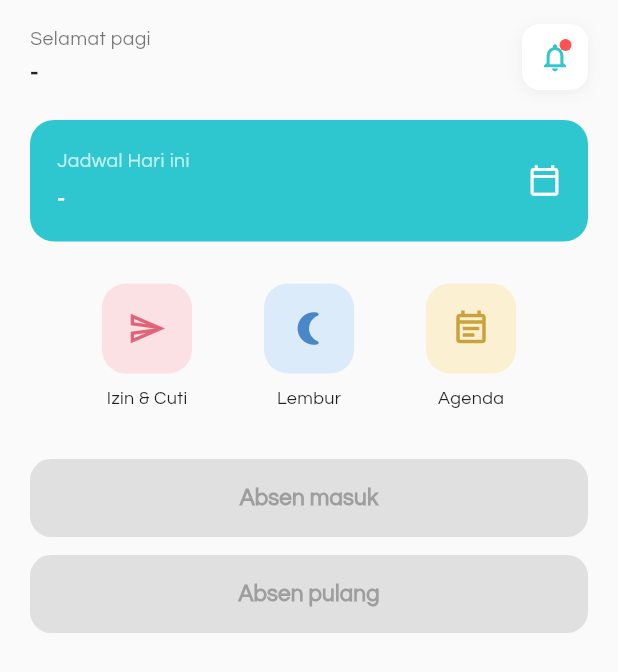
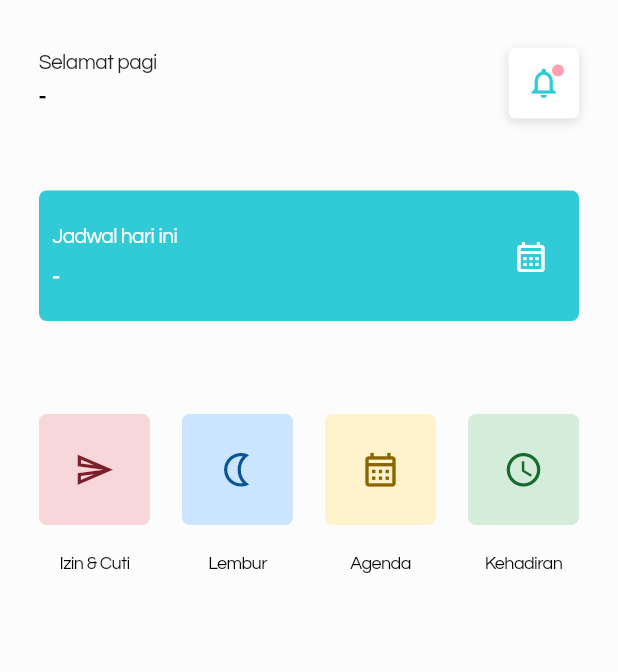
Before and after one commit to gagaspower/new_absenpro_apps, a Flutter app: the HomePage screen opened directly, on a phone screen of 412 x 824 dp. Shown: the top 672 px of the screen. Run offline on Flutter 3.47's test engine with Material 3 defaults, Android fonts, the phone set to English and light mode, and no system bars; our stand-ins replace camera, device_info_plus, dio, file_picker, flutter_image_compress, flutter_svg and 3 more; missing offline and left inert: google_mlkit_face_detection; accounts and stored records are empty.

Commit message:
refactor: move attendance action to dashboard center button

```diff
--- a/lib/pages/home_page.dart
+++ b/lib/pages/home_page.dart
@@ -1,9 +1,8 @@
 import 'dart:async';
+
 import 'package:absenpro/helpers/time_helper.dart';
-import 'package:absenpro/models/attendance/attendance_model.dart';
-import 'package:absenpro/pages/attendance/attendance_page.dart';
+import 'package:absenpro/pages/permohonan_cuti/form_cuti_page.dart';
 import 'package:absenpro/providers/auth/auth_provider.dart';
-import 'package:absenpro/pages/permohonan_cuti/form_cuti_page.dart';
 import 'package:flutter/material.dart';
 import 'package:provider/provider.dart';
 
@@ -15,10 +14,7 @@ class HomePage extends StatefulWidget {
 }
 
 class _HomePageState extends State<HomePage> with WidgetsBindingObserver {
-  static const Color primaryTeal = Color(0xFF2FC7CF);
-  static const Color absenPulangColor = Color(0xFFFF9B9B);
-  static const Color disabledBg = Color(0xFFE0E0E0);
-  static const Color disabledFg = Color(0xFF9E9E9E);
+  static const Color primaryTeal = Color(0xFF30CBD7);
 
   late String _greeting;
   Timer? _clockTimer;
@@ -26,18 +22,17 @@ class _HomePageState extends State<HomePage> with WidgetsBindingObserver {
   @override
   void initState() {
     super.initState();
+    WidgetsBinding.instance.addObserver(this);
+
     _greeting = TimeHelper.greeting();
-
-    // Cek ulang tiap detik — supaya salam dan status aktif/nonaktif tombol
-    // absen ter-update mendekati realtime, tanpa perlu buka-tutup app.
     _clockTimer = Timer.periodic(const Duration(seconds: 1), (_) {
       if (!mounted) return;
-      setState(() => _greeting = TimeHelper.greeting());
+      final greeting = TimeHelper.greeting();
+      if (greeting != _greeting) {
+        setState(() => _greeting = greeting);
+      }
     });
 
-    // Sinkron status absen hari ini ke server begitu Home pertama kali
-    // dibuka — jangan cuma andalkan cache attendance_today dari login
-    // terakhir.
     WidgetsBinding.instance.addPostFrameCallback((_) {
       if (!mounted) return;
       context.read<AuthProvider>().refreshTodayAttendance();
@@ -46,9 +41,6 @@ class _HomePageState extends State<HomePage> with WidgetsBindingObserver {
 
   @override
   void didChangeAppLifecycleState(AppLifecycleState state) {
-    // Sinkron ulang juga saat app kembali dibuka dari background —
-    // menutup kasus di laporan bug: user tidak logout, app dibiarkan
-    // idle sampai hari berganti, lalu dibuka lagi.
     if (state == AppLifecycleState.resumed) {
       context.read<AuthProvider>().refreshTodayAttendance();
     }
@@ -61,48 +53,6 @@ class _HomePageState extends State<HomePage> with WidgetsBindingObserver {
     super.dispose();
   }
 
-  /// Validasi ulang jendela waktu TEPAT SAAT tombol ditekan — jangan cuma
-  /// andalkan status `canCheckIn`/`canCheckOut` dari hasil build terakhir,
-  /// karena bisa saja beda beberapa saat sama kondisi sekarang (misal user
-  /// nge-tap pas jendela waktu baru saja tertutup).
-  Future<void> _handleAbsen({
-    required bool isCheckIn,
-    required String? start,
-    required String? end,
-  }) async {
-    final stillValid = TimeHelper.isWithinRange(start, end);
-
-    if (!stillValid) {
-      ScaffoldMessenger.of(context).showSnackBar(
-        SnackBar(
-          content: Text(
-            isCheckIn
-                ? 'Jendela waktu absen masuk sudah tertutup'
-                : 'Jendela waktu absen pulang sudah tertutup',
-          ),
-        ),
-      );
-      setState(() {}); // paksa rebuild supaya tombol langsung ikut nonaktif
-      return;
-    }
-
-    // Buka halaman selfie untuk verifikasi wajah — panggil API absen
-    // (POST reference/absen/masuk) baru terjadi di dalam AbsenSelfiePage
-    // setelah foto diambil & lolos cek wajah, bukan di sini.
-    final attendance = await Navigator.push<AttendanceModel?>(
-      context,
-      MaterialPageRoute(
-        builder: (_) => AbsenSelfiePage(isCheckIn: isCheckIn),
-      ),
-    );
-
-    // Kalau berhasil, simpan data attendance terbaru dari backend ke local storage
-    // agar status absen di Home langsung ter-update.
-    if (attendance != null && mounted) {
-      await context.read<AuthProvider>().updateAttendanceFromServer(attendance);
-    }
-  }
-
   @override
   Widget build(BuildContext context) {
     final user = context.watch<AuthProvider>().user;
@@ -112,29 +62,16 @@ class _HomePageState extends State<HomePage> with WidgetsBindingObserver {
     final displayName = employee?.fullName ?? user?.name ?? '-';
     final shiftText = shift != null ? '${shift.name} | ${shift.jamKerja}' : '-';
 
-    final attendance = employee?.attendanceToday;
-    final hasCheckedIn = attendance?.hasCheckedIn ?? false;
-    final hasCheckedOut = attendance?.hasCheckedOut ?? false;
-
-    // Window absen masuk & pulang, sesuai jam yang diatur di data shift —
-    // DAN belum dilakukan hari ini (mencegah absen 2x).
-    final withinCheckInWindow = shift != null &&
-        TimeHelper.isWithinRange(shift.checkInStart, shift.checkInEnd);
-    final withinCheckOutWindow = shift != null &&
-        TimeHelper.isWithinRange(shift.checkOutStart, shift.checkOutEnd);
-
-    final canCheckIn = withinCheckInWindow && !hasCheckedIn;
-    // Absen pulang butuh sudah absen masuk duluan hari itu.
-    final canCheckOut = withinCheckOutWindow && hasCheckedIn && !hasCheckedOut;
-
-    return SafeArea(
+    return Scaffold(
+      backgroundColor: const Color(0xFFFCFCFC),
+      body: SafeArea(
         child: SingleChildScrollView(
-        padding: const EdgeInsets.symmetric(horizontal: 20, vertical: 16),
+          padding: const EdgeInsets.fromLTRB(26, 32, 26, 110),
           child: Column(
             crossAxisAlignment: CrossAxisAlignment.start,
             children: [
-            // Header: salam + nama + notifikasi
               Row(
+                crossAxisAlignment: CrossAxisAlignment.start,
                 mainAxisAlignment: MainAxisAlignment.spaceBetween,
                 children: [
                   Column(
@@ -142,16 +79,21 @@ class _HomePageState extends State<HomePage> with WidgetsBindingObserver {
                     children: [
                       Text(
                         _greeting,
-                      style:
-                          const TextStyle(fontSize: 13, color: Colors.black54),
+                        style: const TextStyle(
+                          fontSize: 14,
+                          fontWeight: FontWeight.w400,
+                          color: Colors.black87,
+                          letterSpacing: -0.4,
                         ),
-                    const SizedBox(height: 2),
+                      ),
+                      const SizedBox(height: 3),
                       Text(
                         displayName,
                         style: const TextStyle(
-                        fontSize: 15,
+                          fontSize: 14,
                           fontWeight: FontWeight.w700,
-                        color: Colors.black87,
+                          color: Colors.black,
+                          letterSpacing: -0.4,
                         ),
                       ),
                     ],
@@ -159,126 +101,12 @@ class _HomePageState extends State<HomePage> with WidgetsBindingObserver {
                   _buildNotificationButton(),
                 ],
               ),
-            const SizedBox(height: 20),
-
-            // Kartu jadwal hari ini
+              const SizedBox(height: 48),
               _buildJadwalCard(shiftText),
-            const SizedBox(height: 28),
-
-            // Menu: Izin & Cuti, Lembur, Agenda
-            Row(
-              mainAxisAlignment: MainAxisAlignment.spaceEvenly,
-              children: [
-                _buildMenuItem(
-                    icon: Icons.send_outlined,
-                    label: 'Izin & Cuti',
-                    bgColor: const Color(0xFFFBE0E4),
-                    iconColor: const Color(0xFFE0637A),
-                    onTap: () {
-                      Navigator.push(
-                        context,
-                        MaterialPageRoute(
-                          builder: (context) => const FormCutiPage(),
-                        ),
-                      );
-                    }),
-                _buildMenuItem(
-                  icon: Icons.nightlight_round,
-                  label: 'Lembur',
-                  bgColor: const Color(0xFFDCEBFA),
-                  iconColor: const Color(0xFF4A87C9),
-                ),
-                _buildMenuItem(
-                  icon: Icons.event_note_outlined,
-                  label: 'Agenda',
-                  bgColor: const Color(0xFFFBF0D2),
-                  iconColor: const Color(0xFFC9A23B),
-                ),
+              const SizedBox(height: 62),
+              _buildMenuGrid(),
             ],
           ),
-            const SizedBox(height: 32),
-
-            // Tombol Absen masuk
-            SizedBox(
-              height: 52,
-              width: double.infinity,
-              child: ElevatedButton(
-                onPressed: canCheckIn
-                    ? () => _handleAbsen(
-                          isCheckIn: true,
-                          start: shift.checkInStart,
-                          end: shift.checkInEnd,
-                        )
-                    : null,
-                style: ElevatedButton.styleFrom(
-                  backgroundColor: primaryTeal,
-                  foregroundColor: Colors.white,
-                  disabledBackgroundColor: disabledBg,
-                  disabledForegroundColor: disabledFg,
-                  elevation: 0,
-                  shape: RoundedRectangleBorder(
-                    borderRadius: BorderRadius.circular(14),
-                  ),
-                ),
-                child: const Text(
-                  'Absen masuk',
-                  style: TextStyle(fontSize: 15, fontWeight: FontWeight.w600),
-                ),
-              ),
-            ),
-            if (!canCheckIn && shift?.checkInStart != null)
-              Padding(
-                padding: const EdgeInsets.only(top: 6, left: 4),
-                child: Text(
-                  hasCheckedIn
-                      ? 'Anda sudah absen masuk hari ini'
-                      : 'Absen masuk hanya bisa jam ${shift!.checkInStart} - ${shift.checkInEnd}',
-                  style: const TextStyle(fontSize: 11, color: Colors.black38),
-                ),
-              ),
-            const SizedBox(height: 12),
-
-            // Tombol Absen pulang
-            SizedBox(
-              height: 52,
-              width: double.infinity,
-              child: ElevatedButton(
-                onPressed: canCheckOut
-                    ? () => _handleAbsen(
-                          isCheckIn: false,
-                          start: shift.checkOutStart,
-                          end: shift.checkOutEnd,
-                        )
-                    : null,
-                style: ElevatedButton.styleFrom(
-                  backgroundColor: absenPulangColor,
-                  foregroundColor: Colors.white,
-                  disabledBackgroundColor: disabledBg,
-                  disabledForegroundColor: disabledFg,
-                  elevation: 0,
-                  shape: RoundedRectangleBorder(
-                    borderRadius: BorderRadius.circular(14),
-                  ),
-                ),
-                child: const Text(
-                  'Absen pulang',
-                  style: TextStyle(fontSize: 15, fontWeight: FontWeight.w600),
-                ),
-              ),
-            ),
-            if (!canCheckOut && shift?.checkOutStart != null)
-              Padding(
-                padding: const EdgeInsets.only(top: 6, left: 4),
-                child: Text(
-                  hasCheckedOut
-                      ? 'Anda sudah absen pulang hari ini'
-                      : !hasCheckedIn
-                          ? 'Anda belum absen masuk hari ini'
-                          : 'Absen pulang hanya bisa jam ${shift!.checkOutStart} - ${shift.checkOutEnd}',
-                  style: const TextStyle(fontSize: 11, color: Colors.black38),
-                ),
-              ),
-          ],
         ),
       ),
     );
@@ -286,32 +114,37 @@ class _HomePageState extends State<HomePage> with WidgetsBindingObserver {
 
   Widget _buildNotificationButton() {
     return Container(
-      width: 44,
-      height: 44,
+      width: 47,
+      height: 47,
       decoration: BoxDecoration(
         color: Colors.white,
-        borderRadius: BorderRadius.circular(12),
-        boxShadow: [
+        borderRadius: BorderRadius.circular(5),
+        boxShadow: const [
           BoxShadow(
-            color: Colors.black.withOpacity(0.05),
-            blurRadius: 8,
-            offset: const Offset(0, 2),
+            color: Color(0x22000000),
+            blurRadius: 5,
+            offset: Offset(0, 2),
           ),
         ],
       ),
-      child: const Stack(
+      child: Stack(
         alignment: Alignment.center,
         children: [
-          Icon(Icons.notifications_none, color: primaryTeal, size: 22),
+          const Icon(
+            Icons.notifications_none_outlined,
+            color: primaryTeal,
+            size: 24,
+          ),
           Positioned(
-            top: 10,
-            right: 11,
-            child: DecoratedBox(
-              decoration: BoxDecoration(
-                color: Colors.redAccent,
+            top: 11,
+            right: 10,
+            child: Container(
+              width: 8,
+              height: 8,
+              decoration: const BoxDecoration(
+                color: Color(0xFFFF9FB2),
                 shape: BoxShape.circle,
               ),
-              child: SizedBox(width: 8, height: 8),
             ),
           ),
         ],
@@ -321,36 +154,87 @@ class _HomePageState extends State<HomePage> with WidgetsBindingObserver {
 
   Widget _buildJadwalCard(String shiftText) {
     return Container(
-      padding: const EdgeInsets.all(18),
+      width: double.infinity,
+      height: 87,
+      padding: const EdgeInsets.fromLTRB(9, 16, 20, 14),
       decoration: BoxDecoration(
         color: primaryTeal,
-        borderRadius: BorderRadius.circular(16),
+        borderRadius: BorderRadius.circular(5),
       ),
       child: Row(
         mainAxisAlignment: MainAxisAlignment.spaceBetween,
         children: [
           Column(
             crossAxisAlignment: CrossAxisAlignment.start,
+            mainAxisAlignment: MainAxisAlignment.center,
             children: [
               const Text(
-                'Jadwal Hari ini',
-                style: TextStyle(color: Colors.white70, fontSize: 13),
+                'Jadwal hari ini',
+                style: TextStyle(
+                  color: Colors.white,
+                  fontSize: 14,
+                  fontWeight: FontWeight.w400,
+                  letterSpacing: -0.4,
                 ),
-              const SizedBox(height: 6),
+              ),
+              const SizedBox(height: 7),
               Text(
                 shiftText,
                 style: const TextStyle(
                   color: Colors.white,
                   fontSize: 14,
-                  fontWeight: FontWeight.w600,
+                  fontWeight: FontWeight.w700,
+                  letterSpacing: -0.4,
                 ),
               ),
             ],
           ),
-          const Icon(Icons.calendar_today_outlined,
-              color: Colors.white, size: 22),
+          const Icon(
+            Icons.calendar_month_outlined,
+            color: Colors.white,
+            size: 24,
+          ),
         ],
       ),
+    );
+  }
+
+  Widget _buildMenuGrid() {
+    return Row(
+      mainAxisAlignment: MainAxisAlignment.spaceBetween,
+      crossAxisAlignment: CrossAxisAlignment.start,
+      children: [
+        _buildMenuItem(
+          icon: Icons.send_outlined,
+          label: 'Izin & Cuti',
+          bgColor: const Color(0xFFF8D7DA),
+          iconColor: const Color(0xFF7C1F2C),
+          onTap: () {
+            Navigator.push(
+              context,
+              MaterialPageRoute(builder: (_) => const FormCutiPage()),
+            );
+          },
+        ),
+        _buildMenuItem(
+          icon: Icons.nightlight_outlined,
+          label: 'Lembur',
+          bgColor: const Color(0xFFCCE5FF),
+          iconColor: const Color(0xFF07549B),
+        ),
+        _buildMenuItem(
+          icon: Icons.calendar_month_outlined,
+          label: 'Agenda',
+          bgColor: const Color(0xFFFFF3CD),
+          iconColor: const Color(0xFF8B6500),
+        ),
+        _buildMenuItem(
+          icon: Icons.access_time_outlined,
+          label: 'Kehadiran',
+          bgColor: const Color(0xFFD4EDDA),
+          iconColor: const Color(0xFF176B2E),
+        ),
+      ],
     );
   }
 
@@ -362,27 +246,36 @@ class _HomePageState extends State<HomePage> with WidgetsBindingObserver {
     VoidCallback? onTap,
   }) {
     return GestureDetector(
-      onTap: onTap ??
-          () {
-            // TODO: arahkan ke halaman terkait (Izin & Cuti / Lembur / Agenda)
-          },
+      onTap: onTap,
+      behavior: HitTestBehavior.opaque,
+      child: SizedBox(
+        width: 74,
         child: Column(
           children: [
             Container(
-            width: 60,
-            height: 60,
+              width: 74,
+              height: 74,
               decoration: BoxDecoration(
                 color: bgColor,
-              borderRadius: BorderRadius.circular(16),
+                borderRadius: BorderRadius.circular(5),
               ),
-            child: Icon(icon, color: iconColor, size: 26),
+              child: Icon(icon, color: iconColor, size: 27),
             ),
-          const SizedBox(height: 8),
+            const SizedBox(height: 17),
             Text(
               label,
-            style: const TextStyle(fontSize: 12, color: Colors.black87),
+              textAlign: TextAlign.center,
+              maxLines: 2,
+              overflow: TextOverflow.ellipsis,
+              style: const TextStyle(
+                fontSize: 12,
+                fontWeight: FontWeight.w400,
+                color: Colors.black,
+                letterSpacing: -0.4,
+              ),
             ),
           ],
+        ),
       ),
     );
   }
```
Lines whose indentation alone changed are shown as unchanged.
